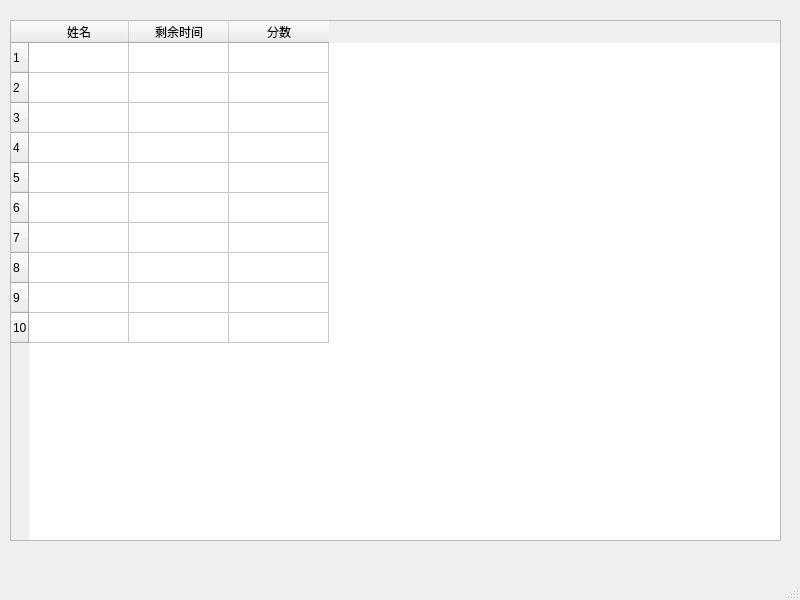
Above: crankdlg.ui from wgananh/Formal_Brmal_Bejeweled before the change. Below: the same form after it.
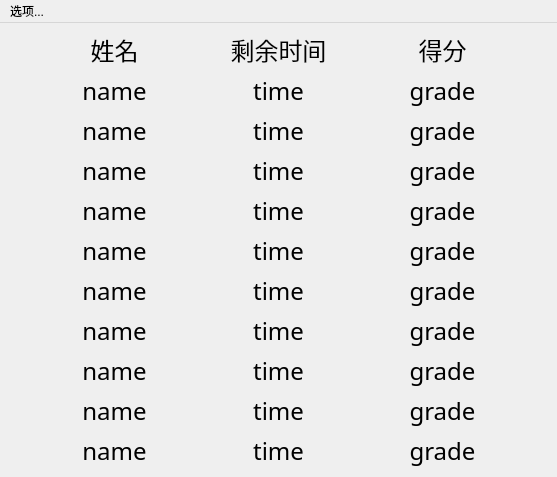
That is the form after the change.

Commit message: 于沛尧：修好了排行榜，和game的端口也调好了

Patch:
```diff
--- a/crankdlg.ui
+++ b/crankdlg.ui
@@ -6,113 +6,751 @@
    <rect>
     <x>0</x>
     <y>0</y>
-    <width>800</width>
-    <height>600</height>
+    <width>557</width>
+    <height>471</height>
    </rect>
   </property>
   <property name="windowTitle">
    <string>MainWindow</string>
   </property>
   <widget class="QWidget" name="centralwidget">
-   <widget class="QTableWidget" name="tableWidget">
-    <property name="geometry">
-     <rect>
-      <x>10</x>
-      <y>20</y>
-      <width>771</width>
-      <height>521</height>
-     </rect>
-    </property>
-    <property name="editTriggers">
-     <set>QAbstractItemView::NoEditTriggers</set>
-    </property>
-    <property name="rowCount">
-     <number>10</number>
-    </property>
-    <property name="columnCount">
-     <number>3</number>
-    </property>
-    <attribute name="horizontalHeaderCascadingSectionResizes">
-     <bool>false</bool>
-    </attribute>
-    <row>
-     <property name="text">
-      <string>1</string>
-     </property>
-    </row>
-    <row>
-     <property name="text">
-      <string>2</string>
-     </property>
-    </row>
-    <row>
-     <property name="text">
-      <string>3</string>
-     </property>
-    </row>
-    <row>
-     <property name="text">
-      <string>4</string>
-     </property>
-    </row>
-    <row>
-     <property name="text">
-      <string>5</string>
-     </property>
-    </row>
-    <row>
-     <property name="text">
-      <string>6</string>
-     </property>
-    </row>
-    <row>
-     <property name="text">
-      <string>7</string>
-     </property>
-    </row>
-    <row>
-     <property name="text">
-      <string>8</string>
-     </property>
-    </row>
-    <row>
-     <property name="text">
-      <string>9</string>
-     </property>
-    </row>
-    <row>
-     <property name="text">
-      <string>10</string>
-     </property>
-    </row>
-    <column>
-     <property name="text">
-      <string>姓名</string>
-     </property>
-    </column>
-    <column>
-     <property name="text">
-      <string>剩余时间</string>
-     </property>
-    </column>
-    <column>
-     <property name="text">
-      <string>分数</string>
-     </property>
-    </column>
-   </widget>
+   <layout class="QVBoxLayout" name="verticalLayout">
+    <item>
+     <layout class="QGridLayout" name="gridLayout" columnstretch="4,2,4">
+      <item row="6" column="1">
+       <widget class="QLabel" name="label_17">
+        <property name="sizePolicy">
+         <sizepolicy hsizetype="Expanding" vsizetype="Expanding">
+          <horstretch>0</horstretch>
+          <verstretch>0</verstretch>
+         </sizepolicy>
+        </property>
+        <property name="font">
+         <font>
+          <family>隶书</family>
+          <pointsize>18</pointsize>
+         </font>
+        </property>
+        <property name="text">
+         <string>time</string>
+        </property>
+        <property name="alignment">
+         <set>Qt::AlignCenter</set>
+        </property>
+       </widget>
+      </item>
+      <item row="8" column="0">
+       <widget class="QLabel" name="label_22">
+        <property name="sizePolicy">
+         <sizepolicy hsizetype="Expanding" vsizetype="Expanding">
+          <horstretch>0</horstretch>
+          <verstretch>0</verstretch>
+         </sizepolicy>
+        </property>
+        <property name="font">
+         <font>
+          <family>隶书</family>
+          <pointsize>18</pointsize>
+         </font>
+        </property>
+        <property name="text">
+         <string>name</string>
+        </property>
+        <property name="alignment">
+         <set>Qt::AlignCenter</set>
+        </property>
+       </widget>
+      </item>
+      <item row="7" column="1">
+       <widget class="QLabel" name="label_20">
+        <property name="sizePolicy">
+         <sizepolicy hsizetype="Expanding" vsizetype="Expanding">
+          <horstretch>0</horstretch>
+          <verstretch>0</verstretch>
+         </sizepolicy>
+        </property>
+        <property name="font">
+         <font>
+          <family>隶书</family>
+          <pointsize>18</pointsize>
+         </font>
+        </property>
+        <property name="text">
+         <string>time</string>
+        </property>
+        <property name="alignment">
+         <set>Qt::AlignCenter</set>
+        </property>
+       </widget>
+      </item>
+      <item row="10" column="1">
+       <widget class="QLabel" name="label_29">
+        <property name="sizePolicy">
+         <sizepolicy hsizetype="Expanding" vsizetype="Expanding">
+          <horstretch>0</horstretch>
+          <verstretch>0</verstretch>
+         </sizepolicy>
+        </property>
+        <property name="font">
+         <font>
+          <family>隶书</family>
+          <pointsize>18</pointsize>
+         </font>
+        </property>
+        <property name="text">
+         <string>time</string>
+        </property>
+        <property name="alignment">
+         <set>Qt::AlignCenter</set>
+        </property>
+       </widget>
+      </item>
+      <item row="3" column="1">
+       <widget class="QLabel" name="label_8">
+        <property name="sizePolicy">
+         <sizepolicy hsizetype="Expanding" vsizetype="Expanding">
+          <horstretch>0</horstretch>
+          <verstretch>0</verstretch>
+         </sizepolicy>
+        </property>
+        <property name="font">
+         <font>
+          <family>隶书</family>
+          <pointsize>18</pointsize>
+         </font>
+        </property>
+        <property name="text">
+         <string>time</string>
+        </property>
+        <property name="alignment">
+         <set>Qt::AlignCenter</set>
+        </property>
+       </widget>
+      </item>
+      <item row="10" column="2">
+       <widget class="QLabel" name="label_30">
+        <property name="sizePolicy">
+         <sizepolicy hsizetype="Expanding" vsizetype="Expanding">
+          <horstretch>0</horstretch>
+          <verstretch>0</verstretch>
+         </sizepolicy>
+        </property>
+        <property name="font">
+         <font>
+          <family>隶书</family>
+          <pointsize>18</pointsize>
+         </font>
+        </property>
+        <property name="text">
+         <string>grade</string>
+        </property>
+        <property name="alignment">
+         <set>Qt::AlignCenter</set>
+        </property>
+       </widget>
+      </item>
+      <item row="2" column="2">
+       <widget class="QLabel" name="label_6">
+        <property name="sizePolicy">
+         <sizepolicy hsizetype="Expanding" vsizetype="Expanding">
+          <horstretch>0</horstretch>
+          <verstretch>0</verstretch>
+         </sizepolicy>
+        </property>
+        <property name="font">
+         <font>
+          <family>隶书</family>
+          <pointsize>18</pointsize>
+         </font>
+        </property>
+        <property name="text">
+         <string>grade</string>
+        </property>
+        <property name="alignment">
+         <set>Qt::AlignCenter</set>
+        </property>
+       </widget>
+      </item>
+      <item row="5" column="1">
+       <widget class="QLabel" name="label_14">
+        <property name="sizePolicy">
+         <sizepolicy hsizetype="Expanding" vsizetype="Expanding">
+          <horstretch>0</horstretch>
+          <verstretch>0</verstretch>
+         </sizepolicy>
+        </property>
+        <property name="font">
+         <font>
+          <family>隶书</family>
+          <pointsize>18</pointsize>
+         </font>
+        </property>
+        <property name="text">
+         <string>time</string>
+        </property>
+        <property name="alignment">
+         <set>Qt::AlignCenter</set>
+        </property>
+       </widget>
+      </item>
+      <item row="9" column="1">
+       <widget class="QLabel" name="label_26">
+        <property name="sizePolicy">
+         <sizepolicy hsizetype="Expanding" vsizetype="Expanding">
+          <horstretch>0</horstretch>
+          <verstretch>0</verstretch>
+         </sizepolicy>
+        </property>
+        <property name="font">
+         <font>
+          <family>隶书</family>
+          <pointsize>18</pointsize>
+         </font>
+        </property>
+        <property name="text">
+         <string>time</string>
+        </property>
+        <property name="alignment">
+         <set>Qt::AlignCenter</set>
+        </property>
+       </widget>
+      </item>
+      <item row="0" column="1">
+       <widget class="QLabel" name="label_31">
+        <property name="font">
+         <font>
+          <family>隶书</family>
+          <pointsize>18</pointsize>
+         </font>
+        </property>
+        <property name="text">
+         <string>剩余时间</string>
+        </property>
+        <property name="alignment">
+         <set>Qt::AlignCenter</set>
+        </property>
+       </widget>
+      </item>
+      <item row="9" column="2">
+       <widget class="QLabel" name="label_27">
+        <property name="sizePolicy">
+         <sizepolicy hsizetype="Expanding" vsizetype="Expanding">
+          <horstretch>0</horstretch>
+          <verstretch>0</verstretch>
+         </sizepolicy>
+        </property>
+        <property name="font">
+         <font>
+          <family>隶书</family>
+          <pointsize>18</pointsize>
+         </font>
+        </property>
+        <property name="text">
+         <string>grade</string>
+        </property>
+        <property name="alignment">
+         <set>Qt::AlignCenter</set>
+        </property>
+       </widget>
+      </item>
+      <item row="7" column="2">
+       <widget class="QLabel" name="label_21">
+        <property name="sizePolicy">
+         <sizepolicy hsizetype="Expanding" vsizetype="Expanding">
+          <horstretch>0</horstretch>
+          <verstretch>0</verstretch>
+         </sizepolicy>
+        </property>
+        <property name="font">
+         <font>
+          <family>隶书</family>
+          <pointsize>18</pointsize>
+         </font>
+        </property>
+        <property name="text">
+         <string>grade</string>
+        </property>
+        <property name="alignment">
+         <set>Qt::AlignCenter</set>
+        </property>
+       </widget>
+      </item>
+      <item row="4" column="1">
+       <widget class="QLabel" name="label_11">
+        <property name="sizePolicy">
+         <sizepolicy hsizetype="Expanding" vsizetype="Expanding">
+          <horstretch>0</horstretch>
+          <verstretch>0</verstretch>
+         </sizepolicy>
+        </property>
+        <property name="font">
+         <font>
+          <family>隶书</family>
+          <pointsize>18</pointsize>
+         </font>
+        </property>
+        <property name="text">
+         <string>time</string>
+        </property>
+        <property name="alignment">
+         <set>Qt::AlignCenter</set>
+        </property>
+       </widget>
+      </item>
+      <item row="4" column="2">
+       <widget class="QLabel" name="label_12">
+        <property name="sizePolicy">
+         <sizepolicy hsizetype="Expanding" vsizetype="Expanding">
+          <horstretch>0</horstretch>
+          <verstretch>0</verstretch>
+         </sizepolicy>
+        </property>
+        <property name="font">
+         <font>
+          <family>隶书</family>
+          <pointsize>18</pointsize>
+         </font>
+        </property>
+        <property name="text">
+         <string>grade</string>
+        </property>
+        <property name="alignment">
+         <set>Qt::AlignCenter</set>
+        </property>
+       </widget>
+      </item>
+      <item row="6" column="0">
+       <widget class="QLabel" name="label_16">
+        <property name="sizePolicy">
+         <sizepolicy hsizetype="Expanding" vsizetype="Expanding">
+          <horstretch>0</horstretch>
+          <verstretch>0</verstretch>
+         </sizepolicy>
+        </property>
+        <property name="font">
+         <font>
+          <family>隶书</family>
+          <pointsize>18</pointsize>
+         </font>
+        </property>
+        <property name="text">
+         <string>name</string>
+        </property>
+        <property name="alignment">
+         <set>Qt::AlignCenter</set>
+        </property>
+       </widget>
+      </item>
+      <item row="5" column="2">
+       <widget class="QLabel" name="label_15">
+        <property name="sizePolicy">
+         <sizepolicy hsizetype="Expanding" vsizetype="Expanding">
+          <horstretch>0</horstretch>
+          <verstretch>0</verstretch>
+         </sizepolicy>
+        </property>
+        <property name="font">
+         <font>
+          <family>隶书</family>
+          <pointsize>18</pointsize>
+         </font>
+        </property>
+        <property name="text">
+         <string>grade</string>
+        </property>
+        <property name="alignment">
+         <set>Qt::AlignCenter</set>
+        </property>
+       </widget>
+      </item>
+      <item row="10" column="0">
+       <widget class="QLabel" name="label_28">
+        <property name="sizePolicy">
+         <sizepolicy hsizetype="Expanding" vsizetype="Expanding">
+          <horstretch>0</horstretch>
+          <verstretch>0</verstretch>
+         </sizepolicy>
+        </property>
+        <property name="font">
+         <font>
+          <family>隶书</family>
+          <pointsize>18</pointsize>
+         </font>
+        </property>
+        <property name="text">
+         <string>name</string>
+        </property>
+        <property name="alignment">
+         <set>Qt::AlignCenter</set>
+        </property>
+       </widget>
+      </item>
+      <item row="3" column="0">
+       <widget class="QLabel" name="label_7">
+        <property name="sizePolicy">
+         <sizepolicy hsizetype="Expanding" vsizetype="Expanding">
+          <horstretch>0</horstretch>
+          <verstretch>0</verstretch>
+         </sizepolicy>
+        </property>
+        <property name="font">
+         <font>
+          <family>隶书</family>
+          <pointsize>18</pointsize>
+         </font>
+        </property>
+        <property name="text">
+         <string>name</string>
+        </property>
+        <property name="alignment">
+         <set>Qt::AlignCenter</set>
+        </property>
+       </widget>
+      </item>
+      <item row="4" column="0">
+       <widget class="QLabel" name="label_10">
+        <property name="sizePolicy">
+         <sizepolicy hsizetype="Expanding" vsizetype="Expanding">
+          <horstretch>0</horstretch>
+          <verstretch>0</verstretch>
+         </sizepolicy>
+        </property>
+        <property name="font">
+         <font>
+          <family>隶书</family>
+          <pointsize>18</pointsize>
+         </font>
+        </property>
+        <property name="text">
+         <string>name</string>
+        </property>
+        <property name="alignment">
+         <set>Qt::AlignCenter</set>
+        </property>
+       </widget>
+      </item>
+      <item row="2" column="1">
+       <widget class="QLabel" name="label_5">
+        <property name="sizePolicy">
+         <sizepolicy hsizetype="Expanding" vsizetype="Expanding">
+          <horstretch>0</horstretch>
+          <verstretch>0</verstretch>
+         </sizepolicy>
+        </property>
+        <property name="font">
+         <font>
+          <family>隶书</family>
+          <pointsize>18</pointsize>
+         </font>
+        </property>
+        <property name="text">
+         <string>time</string>
+        </property>
+        <property name="alignment">
+         <set>Qt::AlignCenter</set>
+        </property>
+       </widget>
+      </item>
+      <item row="7" column="0">
+       <widget class="QLabel" name="label_19">
+        <property name="sizePolicy">
+         <sizepolicy hsizetype="Expanding" vsizetype="Expanding">
+          <horstretch>0</horstretch>
+          <verstretch>0</verstretch>
+         </sizepolicy>
+        </property>
+        <property name="font">
+         <font>
+          <family>隶书</family>
+          <pointsize>18</pointsize>
+         </font>
+        </property>
+        <property name="text">
+         <string>name</string>
+        </property>
+        <property name="alignment">
+         <set>Qt::AlignCenter</set>
+        </property>
+       </widget>
+      </item>
+      <item row="6" column="2">
+       <widget class="QLabel" name="label_18">
+        <property name="sizePolicy">
+         <sizepolicy hsizetype="Expanding" vsizetype="Expanding">
+          <horstretch>0</horstretch>
+          <verstretch>0</verstretch>
+         </sizepolicy>
+        </property>
+        <property name="font">
+         <font>
+          <family>隶书</family>
+          <pointsize>18</pointsize>
+         </font>
+        </property>
+        <property name="text">
+         <string>grade</string>
+        </property>
+        <property name="alignment">
+         <set>Qt::AlignCenter</set>
+        </property>
+       </widget>
+      </item>
+      <item row="1" column="0">
+       <widget class="QLabel" name="label_1">
+        <property name="sizePolicy">
+         <sizepolicy hsizetype="Expanding" vsizetype="Expanding">
+          <horstretch>0</horstretch>
+          <verstretch>0</verstretch>
+         </sizepolicy>
+        </property>
+        <property name="font">
+         <font>
+          <family>隶书</family>
+          <pointsize>18</pointsize>
+         </font>
+        </property>
+        <property name="text">
+         <string>name</string>
+        </property>
+        <property name="alignment">
+         <set>Qt::AlignCenter</set>
+        </property>
+       </widget>
+      </item>
+      <item row="5" column="0">
+       <widget class="QLabel" name="label_13">
+        <property name="sizePolicy">
+         <sizepolicy hsizetype="Expanding" vsizetype="Expanding">
+          <horstretch>0</horstretch>
+          <verstretch>0</verstretch>
+         </sizepolicy>
+        </property>
+        <property name="font">
+         <font>
+          <family>隶书</family>
+          <pointsize>18</pointsize>
+         </font>
+        </property>
+        <property name="text">
+         <string>name</string>
+        </property>
+        <property name="alignment">
+         <set>Qt::AlignCenter</set>
+        </property>
+       </widget>
+      </item>
+      <item row="3" column="2">
+       <widget class="QLabel" name="label_9">
+        <property name="sizePolicy">
+         <sizepolicy hsizetype="Expanding" vsizetype="Expanding">
+          <horstretch>0</horstretch>
+          <verstretch>0</verstretch>
+         </sizepolicy>
+        </property>
+        <property name="font">
+         <font>
+          <family>隶书</family>
+          <pointsize>18</pointsize>
+         </font>
+        </property>
+        <property name="text">
+         <string>grade</string>
+        </property>
+        <property name="alignment">
+         <set>Qt::AlignCenter</set>
+        </property>
+       </widget>
+      </item>
+      <item row="0" column="2">
+       <widget class="QLabel" name="label_32">
+        <property name="font">
+         <font>
+          <family>隶书</family>
+          <pointsize>18</pointsize>
+         </font>
+        </property>
+        <property name="text">
+         <string>得分</string>
+        </property>
+        <property name="alignment">
+         <set>Qt::AlignCenter</set>
+        </property>
+       </widget>
+      </item>
+      <item row="1" column="2">
+       <widget class="QLabel" name="label_3">
+        <property name="sizePolicy">
+         <sizepolicy hsizetype="Expanding" vsizetype="Expanding">
+          <horstretch>0</horstretch>
+          <verstretch>0</verstretch>
+         </sizepolicy>
+        </property>
+        <property name="font">
+         <font>
+          <family>隶书</family>
+          <pointsize>18</pointsize>
+         </font>
+        </property>
+        <property name="text">
+         <string>grade</string>
+        </property>
+        <property name="alignment">
+         <set>Qt::AlignCenter</set>
+        </property>
+       </widget>
+      </item>
+      <item row="9" column="0">
+       <widget class="QLabel" name="label_25">
+        <property name="sizePolicy">
+         <sizepolicy hsizetype="Expanding" vsizetype="Expanding">
+          <horstretch>0</horstretch>
+          <verstretch>0</verstretch>
+         </sizepolicy>
+        </property>
+        <property name="font">
+         <font>
+          <family>隶书</family>
+          <pointsize>18</pointsize>
+         </font>
+        </property>
+        <property name="text">
+         <string>name</string>
+        </property>
+        <property name="alignment">
+         <set>Qt::AlignCenter</set>
+        </property>
+       </widget>
+      </item>
+      <item row="1" column="1">
+       <widget class="QLabel" name="label_2">
+        <property name="sizePolicy">
+         <sizepolicy hsizetype="Expanding" vsizetype="Expanding">
+          <horstretch>0</horstretch>
+          <verstretch>0</verstretch>
+         </sizepolicy>
+        </property>
+        <property name="font">
+         <font>
+          <family>隶书</family>
+          <pointsize>18</pointsize>
+         </font>
+        </property>
+        <property name="text">
+         <string>time</string>
+        </property>
+        <property name="alignment">
+         <set>Qt::AlignCenter</set>
+        </property>
+       </widget>
+      </item>
+      <item row="8" column="2">
+       <widget class="QLabel" name="label_24">
+        <property name="sizePolicy">
+         <sizepolicy hsizetype="Expanding" vsizetype="Expanding">
+          <horstretch>0</horstretch>
+          <verstretch>0</verstretch>
+         </sizepolicy>
+        </property>
+        <property name="font">
+         <font>
+          <family>隶书</family>
+          <pointsize>18</pointsize>
+         </font>
+        </property>
+        <property name="text">
+         <string>grade</string>
+        </property>
+        <property name="alignment">
+         <set>Qt::AlignCenter</set>
+        </property>
+       </widget>
+      </item>
+      <item row="2" column="0">
+       <widget class="QLabel" name="label_4">
+        <property name="sizePolicy">
+         <sizepolicy hsizetype="Expanding" vsizetype="Expanding">
+          <horstretch>0</horstretch>
+          <verstretch>0</verstretch>
+         </sizepolicy>
+        </property>
+        <property name="font">
+         <font>
+          <family>隶书</family>
+          <pointsize>18</pointsize>
+         </font>
+        </property>
+        <property name="text">
+         <string>name</string>
+        </property>
+        <property name="alignment">
+         <set>Qt::AlignCenter</set>
+        </property>
+       </widget>
+      </item>
+      <item row="8" column="1">
+       <widget class="QLabel" name="label_23">
+        <property name="sizePolicy">
+         <sizepolicy hsizetype="Expanding" vsizetype="Expanding">
+          <horstretch>0</horstretch>
+          <verstretch>0</verstretch>
+         </sizepolicy>
+        </property>
+        <property name="font">
+         <font>
+          <family>隶书</family>
+          <pointsize>18</pointsize>
+         </font>
+        </property>
+        <property name="text">
+         <string>time</string>
+        </property>
+        <property name="alignment">
+         <set>Qt::AlignCenter</set>
+        </property>
+       </widget>
+      </item>
+      <item row="0" column="0">
+       <widget class="QLabel" name="label">
+        <property name="font">
+         <font>
+          <family>隶书</family>
+          <pointsize>18</pointsize>
+         </font>
+        </property>
+        <property name="text">
+         <string>姓名</string>
+        </property>
+        <property name="alignment">
+         <set>Qt::AlignCenter</set>
+        </property>
+       </widget>
+      </item>
+     </layout>
+    </item>
+   </layout>
   </widget>
   <widget class="QMenuBar" name="menubar">
    <property name="geometry">
     <rect>
      <x>0</x>
      <y>0</y>
-     <width>800</width>
+     <width>557</width>
      <height>26</height>
     </rect>
    </property>
+   <widget class="QMenu" name="menu">
+    <property name="title">
+     <string>选项...</string>
+    </property>
+    <addaction name="actionClear"/>
+   </widget>
+   <addaction name="menu"/>
   </widget>
-  <widget class="QStatusBar" name="statusbar"/>
+  <action name="actionClear">
+   <property name="text">
+    <string>Clear</string>
+   </property>
+  </action>
  </widget>
  <resources/>
  <connections/>
```
The commit also changes 2 other files.
